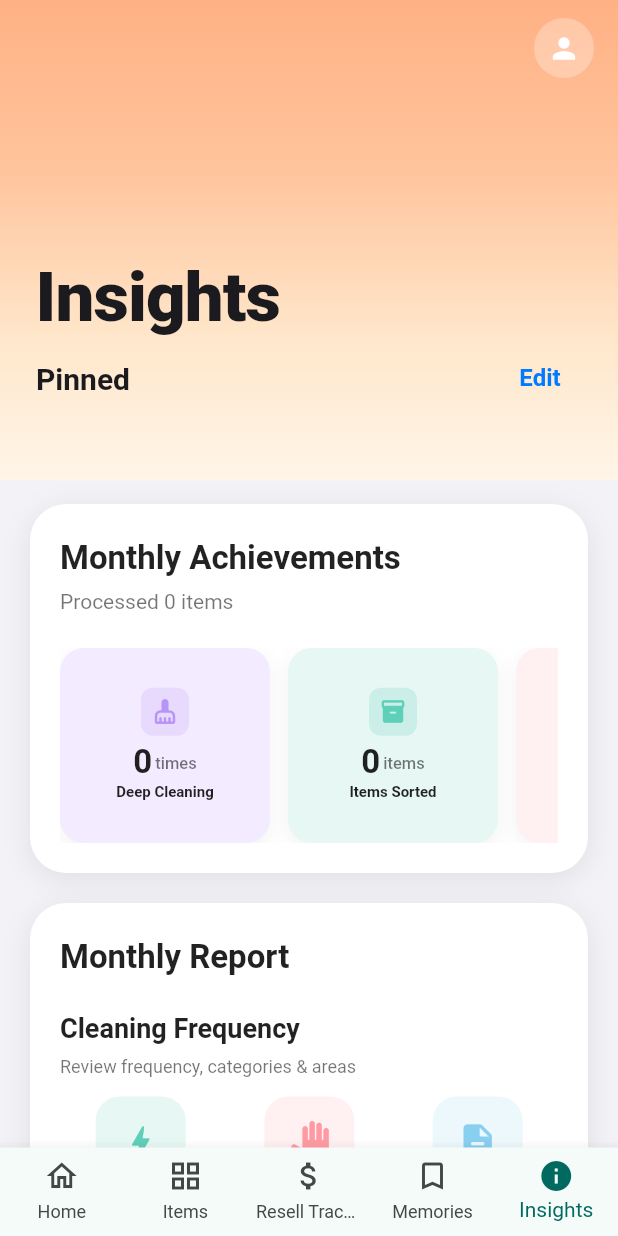
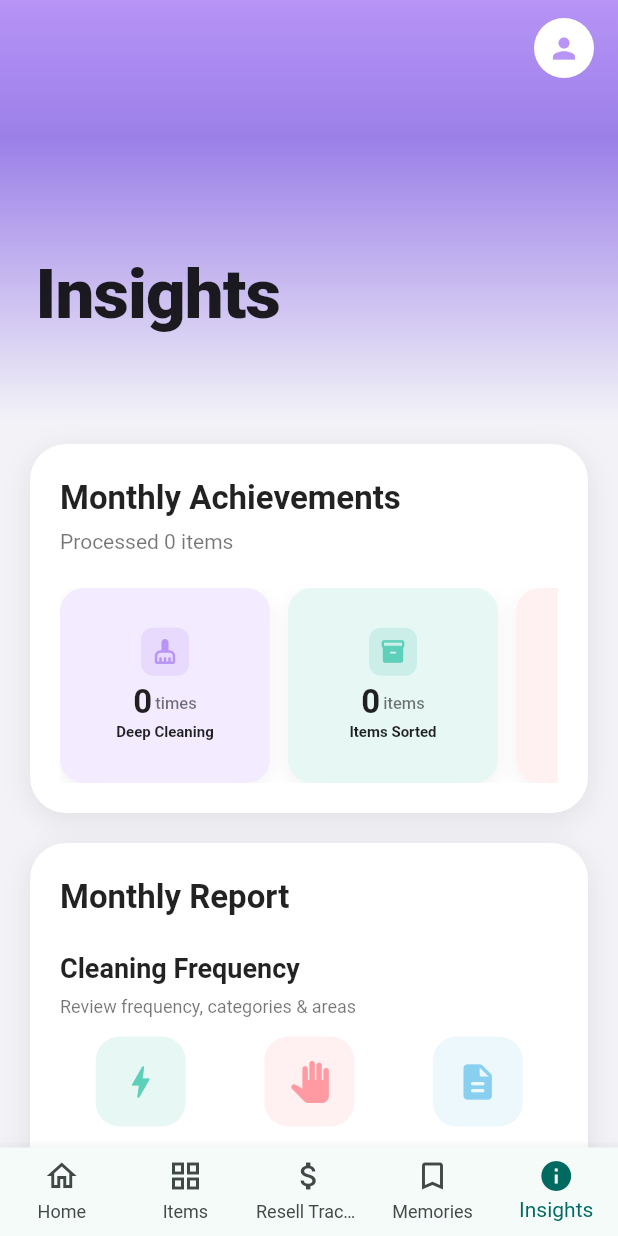
Before and after one commit to icaichen/KeepJoy, a Flutter app: the screen it shows after launch, item 5 of the bottom bar chosen, on a phone screen of 412 x 824 dp. Run offline on Flutter 3.47's test engine with Material 3 defaults, Android fonts, the phone set to English and light mode, and no system bars; our stand-ins replace image_picker, supabase_flutter; missing offline and left inert: google_mlkit_image_labeling; accounts and stored records are empty; Roboto replaces fonts that are missing (SF Pro); project files that could hold a hidden picture were left out.

Commit message:
渐变first stage

```diff
--- a/lib/features/insights/insights_screen.dart
+++ b/lib/features/insights/insights_screen.dart
@@ -1,5 +1,3 @@
-import 'dart:ui';
-
 import 'package:flutter/material.dart';
 import 'package:keepjoy_app/features/insights/memory_lane_report_screen.dart';
 import 'package:keepjoy_app/features/insights/resell_analysis_report_screen.dart';
@@ -30,28 +28,22 @@ class InsightsScreen extends StatefulWidget {
 
 class _InsightsScreenState extends State<InsightsScreen> {
   bool _showJoyPercent = true; // true = Joy Percent, false = Joy Count
-  final ScrollController _sc = ScrollController();
-  double offset = 0;
-
-  // 可调参数（改为静态常量避免 NaN）
-  static const double minHeader = 60.0;
-  static const double maxHeader = 120.0;
-  static const double triggerPoint = 260.0; // Insight 顶部被短Header盖住时
-  static const double heroHeight = 320.0;
+  final ScrollController _scrollController = ScrollController();
+  double _scrollOffset = 0.0;
 
   @override
   void initState() {
     super.initState();
-    _sc.addListener(() {
-      if (mounted) {
-        setState(() => offset = _sc.offset);
-      }
+    _scrollController.addListener(() {
+      setState(() {
+        _scrollOffset = _scrollController.offset;
+      });
     });
   }
 
   @override
   void dispose() {
-    _sc.dispose();
+    _scrollController.dispose();
     super.dispose();
   }
 
@@ -158,91 +150,61 @@ class _InsightsScreenState extends State<InsightsScreen> {
       ),
     ];
 
-    // Calculate animation progress
-    final progress = (offset / triggerPoint).clamp(0.0, 1.0);
-    final headerHeight = (minHeader + (maxHeader - minHeader) * progress).clamp(
-      minHeader,
-      maxHeader,
-    );
-    final headerOpacity = progress.clamp(0.0, 1.0);
-    final newTitleOpacity = ((progress - 0.7) / 0.3).clamp(0.0, 1.0);
-    final pinnedTitle = isChinese ? '精选' : 'Pinned';
     final summaryTitle = isChinese ? '洞察' : 'Insights';
-    final editLabel = isChinese ? '编辑' : 'Edit';
-    final mediaQuery = MediaQuery.of(context);
-    final topPadding = mediaQuery.padding.top;
+
+    final topPadding = MediaQuery.of(context).padding.top;
+
+    // Calculate scroll-based animations
+    const expandedHeight = 280.0;
+    final minHeight = topPadding + kToolbarHeight;
+    final scrollProgress = (_scrollOffset / (expandedHeight - minHeight)).clamp(0.0, 1.0);
+
+    // Short header is visible during scroll but fades out when title is gone
+    final shortHeaderOpacity = scrollProgress > 0.01 && scrollProgress < 0.95 ? 1.0 : 0.0;
+
+    // Real header appears only when scrolling is complete
+    final realHeaderOpacity = scrollProgress >= 0.95 ? 1.0 : 0.0;
 
     return Scaffold(
       backgroundColor: const Color(0xFFF2F2F7),
       body: Stack(
         children: [
-          // 滚动内容层（包含渐变背景和内容）
-          ListView(
-            controller: _sc,
+          CustomScrollView(
+            controller: _scrollController,
             physics: const BouncingScrollPhysics(),
-            padding: EdgeInsets.zero,
-            children: [
-              // 顶部空间 + 大标题 + Profile Icon
-              SizedBox(
-                height: heroHeight,
-                child: Stack(
-                  children: [
-                    // 渐变背景，随滚动产生轻微位移
-                    Positioned.fill(
-                      child: Transform.translate(
-                        offset: Offset(0, -offset * 0.35),
+            slivers: [
+              // 渐变背景 + 大标题 + Profile图标 (作为普通内容，会滚动)
+              SliverToBoxAdapter(
                 child: Container(
+                  height: 280,
                   decoration: const BoxDecoration(
                     gradient: LinearGradient(
                       begin: Alignment.topCenter,
                       end: Alignment.bottomCenter,
                       colors: [
-                                Color(0xFFFFB184),
-                                Color(0xFFFFC49C),
-                                Color(0xFFFFE6CA),
-                                Color(0xFFFFF5E8),
-                              ],
-                              stops: [0.0, 0.35, 0.7, 1.0],
-                            ),
-                          ),
-                        ),
-                      ),
-                    ),
-                    // 大标题
+                        Color(0xFFB794F6), // Purple
+                        Color(0xFF9B7FE8),
+                        Color(0xFFF2F2F7), // White at 1/3
+                      ],
+                      stops: [0.0, 0.33, 1.0],
+                    ),
+                  ),
+                  child: Stack(
+                    children: [
+                      // Large title
                       Positioned(
                         left: 24,
-                      right: 160,
-                      bottom: 52,
-                      child: Column(
-                        crossAxisAlignment: CrossAxisAlignment.start,
-                        mainAxisAlignment: MainAxisAlignment.end,
-                        children: [
-                          Opacity(
-                            opacity: (1.0 - progress).clamp(0.0, 1.0),
+                        right: 80,
+                        bottom: 60,
                         child: Text(
                           summaryTitle,
                           style: const TextStyle(
                             fontSize: 46,
                             fontWeight: FontWeight.w800,
-                                color: Color(0xFF1B1B1F),
+                            color: Colors.black87,
                             letterSpacing: -0.6,
                             height: 1.05,
                           ),
-                            ),
-                          ),
-                          const SizedBox(height: 16),
-                          Opacity(
-                            opacity: (1.0 - progress).clamp(0.0, 1.0),
-                            child: Text(
-                              pinnedTitle,
-                              style: const TextStyle(
-                                fontSize: 20,
-                                fontWeight: FontWeight.w600,
-                                color: Color(0xFF1B1B1F),
-                              ),
-                            ),
-                          ),
-                        ],
                         ),
                       ),
                       // Profile Icon
@@ -252,55 +214,27 @@ class _InsightsScreenState extends State<InsightsScreen> {
                         child: Container(
                           width: 40,
                           height: 40,
-                        decoration: BoxDecoration(
-                          color: Colors.white.withValues(alpha: 0.28),
+                          decoration: const BoxDecoration(
+                            color: Colors.white,
                             shape: BoxShape.circle,
                           ),
                           child: const Icon(
                             Icons.person,
-                          color: Colors.white,
+                            color: Color(0xFFB794F6),
                             size: 22,
                           ),
                         ),
                       ),
-                    Positioned(
-                      right: 20,
-                      bottom: 44,
-                      child: Opacity(
-                        opacity: (1.0 - progress).clamp(0.0, 1.0),
-                        child: _buildEditButton(
-                          label: editLabel,
-                          foreground: const Color(0xFF007AFF),
-                        ),
-                      ),
-                    ),
-                  ],
-                ),
-              ),
-              // 内容
-              Container(
-                decoration: const BoxDecoration(color: Color(0xFFF2F2F7)),
+                    ],
+                  ),
+                ),
+              ),
+          // Content cards
+          SliverToBoxAdapter(
             child: Padding(
               padding: const EdgeInsets.only(top: 16.0),
               child: Column(
                 children: [
-                      if (progress > 0.01)
-                        Padding(
-                          padding: const EdgeInsets.symmetric(horizontal: 20),
-                          child: Opacity(
-                            opacity: progress,
-                            child: Text(
-                              pinnedTitle,
-                              style: const TextStyle(
-                                fontSize: 22,
-                                fontWeight: FontWeight.w700,
-                                color: Color(0xFF1B1B1F),
-                              ),
-                            ),
-                          ),
-                        ),
-                      SizedBox(height: progress > 0.01 ? 12 : 0),
-
                   // Monthly Achievement Card
                   Padding(
                     padding: const EdgeInsets.symmetric(horizontal: 20),
@@ -398,72 +332,66 @@ class _InsightsScreenState extends State<InsightsScreen> {
           ),
         ],
       ),
-
-          // 顶部 Header Bar（短 -> 长，pinned 在顶部）
+      // Short header bar that covers scrolling content (2/3 height of real header)
       Positioned(
         top: 0,
         left: 0,
         right: 0,
+        child: IgnorePointer(
           child: Opacity(
-              opacity: headerOpacity > 0.1 ? 1.0 : 0.0, // 只在开始滚动后显示
-              child: ClipRect(
-                child: BackdropFilter(
-                  filter: ImageFilter.blur(
-                    sigmaX: 10 * progress,
-                    sigmaY: 10 * progress,
-                  ),
+            opacity: shortHeaderOpacity,
             child: Container(
-                    height: headerHeight,
-                    color: Colors.white.withValues(
-                      alpha: 0.25 + 0.45 * headerOpacity,
+              height: (topPadding + kToolbarHeight) * 0.67,
+              decoration: const BoxDecoration(
+                gradient: LinearGradient(
+                  begin: Alignment.topCenter,
+                  end: Alignment.bottomCenter,
+                  colors: [
+                    Color(0xFFB794F6),
+                    Color(0xFF9B7FE8),
+                  ],
+                ),
+              ),
+            ),
+          ),
+        ),
+      ),
+      // Real header that appears when scrolling is complete
+      Positioned(
+        top: 0,
+        left: 0,
+        right: 0,
+        child: IgnorePointer(
+          ignoring: realHeaderOpacity < 0.5,
+          child: Opacity(
+            opacity: realHeaderOpacity,
+            child: Container(
+              height: topPadding + kToolbarHeight,
+              decoration: const BoxDecoration(
+                color: Color(0xFFF2F2F7),
+                border: Border(
+                  bottom: BorderSide(
+                    color: Color(0xFFE5E5EA),
+                    width: 0.5,
+                  ),
+                ),
               ),
               padding: EdgeInsets.only(top: topPadding),
-                    child: Opacity(
-                      opacity: headerOpacity,
-                      child: Padding(
-                        padding: const EdgeInsets.symmetric(horizontal: 20),
-                        child: Row(
-                          mainAxisAlignment: MainAxisAlignment.spaceBetween,
-                          crossAxisAlignment: CrossAxisAlignment.center,
-                          children: [
-                            Opacity(
-                              opacity: newTitleOpacity,
+              alignment: Alignment.center,
               child: Text(
                 summaryTitle,
                 style: const TextStyle(
-                                  fontSize: 22,
+                  fontSize: 20,
                   fontWeight: FontWeight.w700,
-                                  color: Color(0xFF1B1B1F),
-                                ),
-                              ),
-                            ),
-                            _buildEditButton(
-                              label: editLabel,
-                              foreground: const Color(0xFF007AFF),
-                            ),
-                          ],
-                        ),
-                      ),
-                    ),
-                  ),
-                ),
-              ),
-            ),
-          ),
-        ],
-      ),
-    );
-  }
-
-  Widget _buildEditButton({required String label, required Color foreground}) {
-    return TextButton(
-      onPressed: () {},
-      style: TextButton.styleFrom(
-        padding: const EdgeInsets.symmetric(horizontal: 12, vertical: 6),
-        foregroundColor: foreground,
-        textStyle: const TextStyle(fontSize: 16, fontWeight: FontWeight.w600),
-      ),
-      child: Text(label),
+                  color: Colors.black87,
+                ),
+              ),
+            ),
+          ),
+        ),
+      ),
+    ],
+  ),
 );
   }
 
--- a/lib/main.dart
+++ b/lib/main.dart
@@ -1072,18 +1072,19 @@ class _HomeScreen extends StatelessWidget {
                   // Welcome Section - Centered
                   Center(
                     child: ConstrainedBox(
-                      constraints: BoxConstraints(maxWidth: screenWidth * 0.85),
+                      constraints: BoxConstraints(maxWidth: screenWidth * 0.8),
                       child: Column(
                         crossAxisAlignment: CrossAxisAlignment.center,
                         children: [
                           Text(
                             l10n.continueYourJoyJourney,
-                            style: Theme.of(context).textTheme.headlineMedium
+                            style: Theme.of(context).textTheme.displaySmall
                                 ?.copyWith(
                                   color: Colors.black87,
-                                  fontSize: 32,
+                                  fontSize: 36,
                                   fontWeight: FontWeight.w700,
-                                  height: 1.2,
+                                  height: 1.18,
+                                  letterSpacing: 0.5,
                                 ),
                             textAlign: TextAlign.center,
                             softWrap: true,
@@ -1093,8 +1094,9 @@ class _HomeScreen extends StatelessWidget {
                             _getDailyTagline(l10n),
                             style: Theme.of(context).textTheme.titleMedium
                                 ?.copyWith(
-                                  color: Colors.black54,
+                                  color: const Color(0xFF4C4F56),
                                   fontSize: 18,
+                                  fontWeight: FontWeight.w300,
                                   height: 1.4,
                                 ),
                             textAlign: TextAlign.center,
@@ -1114,9 +1116,11 @@ class _HomeScreen extends StatelessWidget {
                         begin: Alignment.topLeft,
                         end: Alignment.bottomRight,
                         colors: [
-                          Color(0xFFB8A9F5), // Lavender purple
-                          Color(0xFFB5F5E1), // Mint green
+                          Color(0xFFA98EF1), // Deeper lavender purple
+                          Color(0xFFB8A9F5), // Primary purple
+                          Color(0xFFCFF8E8), // Mint accent
                         ],
+                        stops: [0.0, 0.7, 1.0],
                       ),
                     ),
                     padding: const EdgeInsets.symmetric(
@@ -1134,7 +1138,7 @@ class _HomeScreen extends StatelessWidget {
                                 style: Theme.of(context).textTheme.titleMedium
                                     ?.copyWith(
                                       fontWeight: FontWeight.w600,
-                                      color: Colors.black87,
+                                      color: Colors.white,
                                     ),
                                 maxLines: 1,
                                 overflow: TextOverflow.ellipsis,
@@ -1145,7 +1149,11 @@ class _HomeScreen extends StatelessWidget {
                               child: Text(
                                 _formatDate(DateTime.now()),
                                 style: Theme.of(context).textTheme.bodyMedium
-                                    ?.copyWith(color: Colors.black54),
+                                    ?.copyWith(
+                                      color: Colors.white.withValues(
+                                        alpha: 0.75,
+                                      ),
+                                    ),
                                 textAlign: TextAlign.right,
                                 maxLines: 2,
                                 softWrap: true,
@@ -1173,7 +1181,7 @@ class _HomeScreen extends StatelessWidget {
                             Expanded(
                               child: _WhiteProgressCard(
                                 label: l10n.newValueCreated,
-                                value: '¥${newValue.toStringAsFixed(0)}',
+                                value: newValue.toStringAsFixed(0),
                               ),
                             ),
                           ],
@@ -1977,16 +1985,17 @@ class _WhiteProgressCard extends StatelessWidget {
           value,
           style: Theme.of(context).textTheme.headlineLarge?.copyWith(
             fontWeight: FontWeight.bold,
-            color: Colors.black87,
+            color: Colors.white,
             fontSize: 28,
           ),
         ),
         const SizedBox(height: 4),
         Text(
           label,
-          style: Theme.of(
-            context,
-          ).textTheme.bodySmall?.copyWith(color: Colors.black54, fontSize: 11),
+          style: Theme.of(context).textTheme.bodySmall?.copyWith(
+            color: Colors.white.withValues(alpha: 0.75),
+            fontSize: 11,
+          ),
           textAlign: TextAlign.center,
           maxLines: 2,
           softWrap: true,
```
Lines whose indentation alone changed are shown as unchanged.
